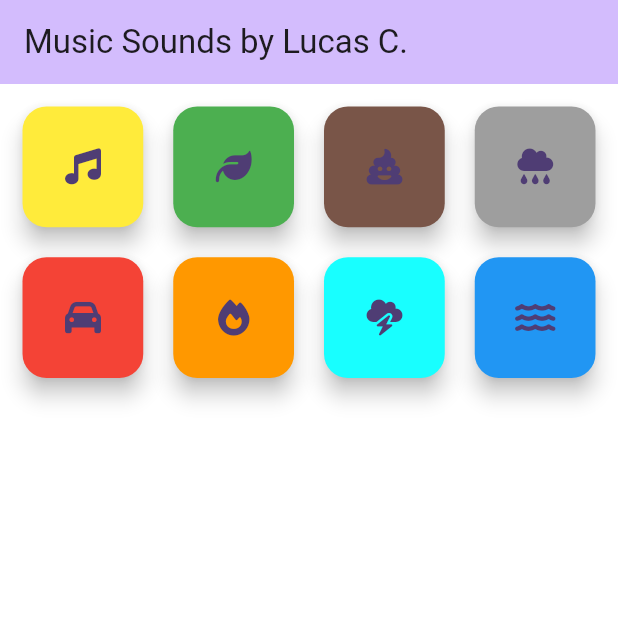
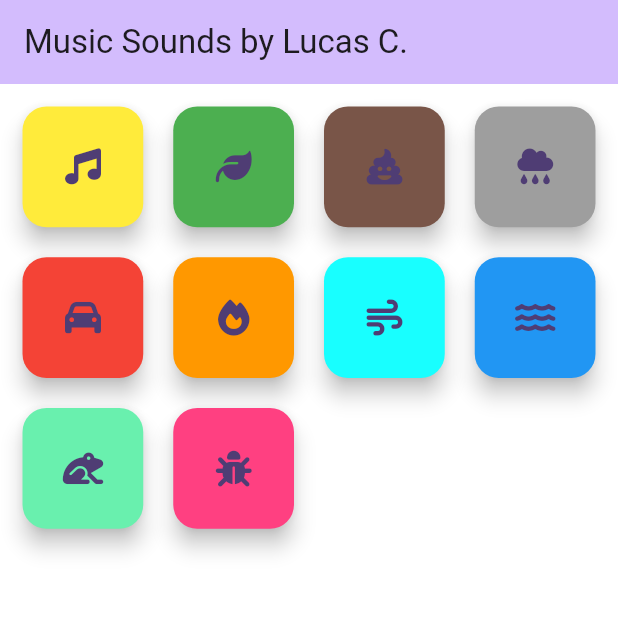
Before and after one commit to lucascarcal/sound_buttons, a Flutter app: the screen it shows after launch, on a phone screen of 412 x 824 dp, the top half of it. Run offline on Flutter 3.47's test engine with Material 3 defaults, Android fonts, the phone set to English and light mode, and no system bars; our stand-ins replace audioplayers, font_awesome_flutter.

Commit message:
bug and frog icon added

```diff
--- a/lib/home_page.dart
+++ b/lib/home_page.dart
@@ -56,15 +56,24 @@ class _MyHomePageState extends State<MyHomePage> {
               icon: FontAwesomeIcons.fire,
             ),
             SoundButton(
-              song: 'storm.mp3',
+              song: 'wind.mp3',
               backgroundColor: Colors.cyanAccent,
-              icon: FontAwesomeIcons.cloudBolt,
+              icon: FontAwesomeIcons.wind,
             ),
             SoundButton(
               song: 'waves.mp3',
               backgroundColor: Colors.blue,
               icon: FontAwesomeIcons.water,
             ),
+            SoundButton(
+              song: 'frog.mp3',
+              backgroundColor: Colors.greenAccent,
+              icon: FontAwesomeIcons.frog,
+            ),
+            SoundButton(
+                song: 'crickets.mp3',
+                backgroundColor: Colors.pinkAccent,
+                icon: FontAwesomeIcons.bug),
           ],
         ),
       ),
```
Also changed, not shown: 3 other files.
